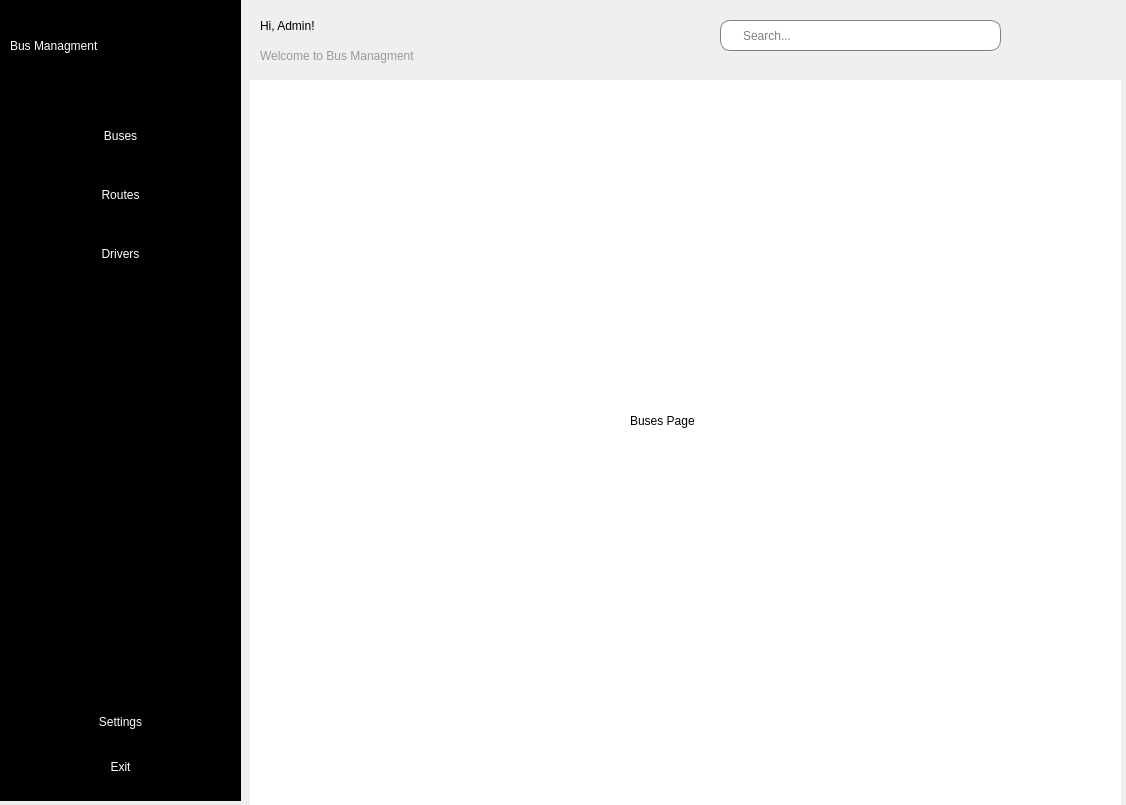
Old version of the form index.ui in the repository mykyta07/bus_management.
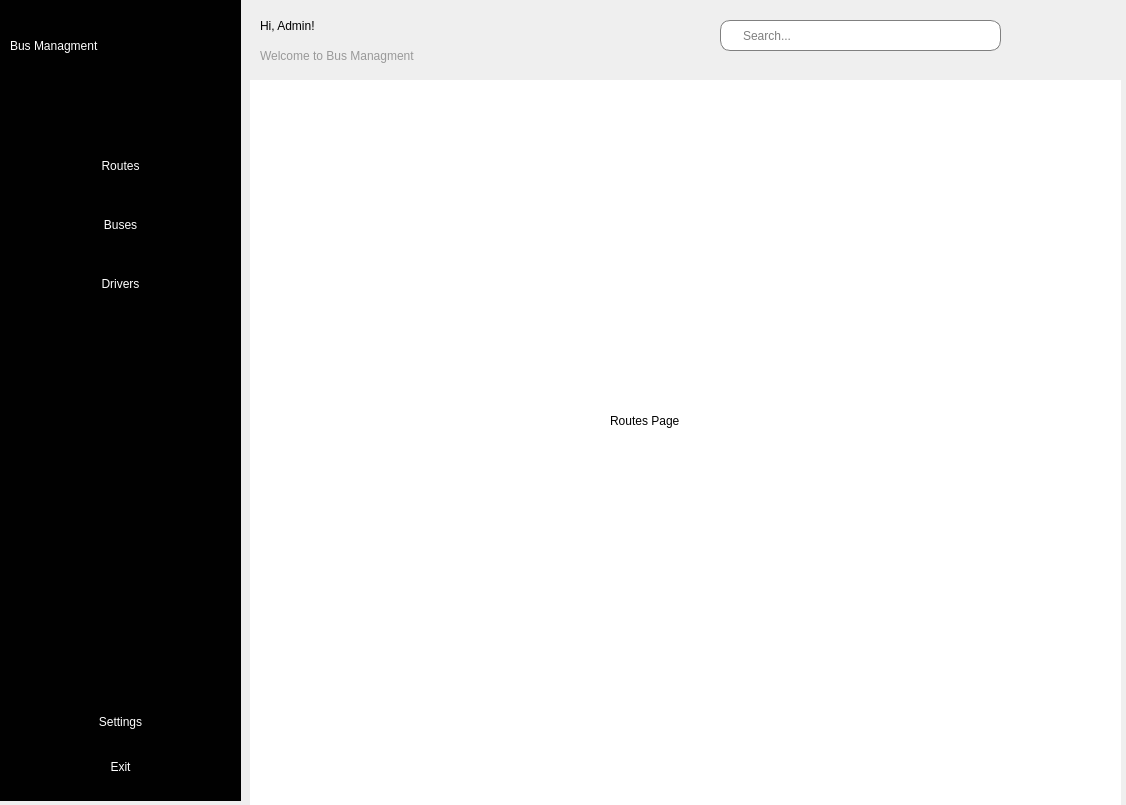
New version of the form. The open tabs and pages were chosen to show the change. Icons and pictures are not drawn.

What changed in the file:
```diff
--- a/index.ui
+++ b/index.ui
@@ -48,50 +48,12 @@
      <property name="geometry">
       <rect>
        <x>0</x>
-       <y>90</y>
+       <y>120</y>
        <width>241</width>
        <height>211</height>
       </rect>
      </property>
      <layout class="QVBoxLayout" name="verticalLayout">
-      <item>
-       <widget class="QPushButton" name="bus_button">
-        <property name="styleSheet">
-         <string notr="true">QPushButton:checked{
-	background-color:white;
-	color:black;
-}
-QPushButton{
-color: rgb(255, 255, 255);
-font: 14pt &quot;MS Shell Dlg 2&quot;;
-border: none;
-border-radius: 10px;
-margin-left: 10px;
-margin-right:10px;
-}
-</string>
-        </property>
-        <property name="text">
-         <string>Buses</string>
-        </property>
-        <property name="icon">
-         <iconset>
-          <normaloff>icons/bus-32.png</normaloff>icons/bus-32.png</iconset>
-        </property>
-        <property name="iconSize">
-         <size>
-          <width>30</width>
-          <height>30</height>
-         </size>
-        </property>
-        <property name="checkable">
-         <bool>true</bool>
-        </property>
-        <property name="autoExclusive">
-         <bool>true</bool>
-        </property>
-       </widget>
-      </item>
       <item>
        <widget class="QPushButton" name="routes_button">
         <property name="styleSheet">
@@ -113,8 +75,46 @@
          <string>Routes</string>
         </property>
         <property name="icon">
-         <iconset>
-          <normaloff>icons/point-objects-32.png</normaloff>icons/point-objects-32.png</iconset>
+         <iconset resource="resources.qrc">
+          <normaloff>:/icons/point-objects-32.png</normaloff>:/icons/point-objects-32.png</iconset>
+        </property>
+        <property name="iconSize">
+         <size>
+          <width>30</width>
+          <height>30</height>
+         </size>
+        </property>
+        <property name="checkable">
+         <bool>true</bool>
+        </property>
+        <property name="autoExclusive">
+         <bool>true</bool>
+        </property>
+       </widget>
+      </item>
+      <item>
+       <widget class="QPushButton" name="bus_button">
+        <property name="styleSheet">
+         <string notr="true">QPushButton:checked{
+	background-color:white;
+	color:black;
+}
+QPushButton{
+color: rgb(255, 255, 255);
+font: 14pt &quot;MS Shell Dlg 2&quot;;
+border: none;
+border-radius: 10px;
+margin-left: 10px;
+margin-right:10px;
+}
+</string>
+        </property>
+        <property name="text">
+         <string>Buses</string>
+        </property>
+        <property name="icon">
+         <iconset resource="resources.qrc">
+          <normaloff>:/icons/bus-32.png</normaloff>:/icons/bus-32.png</iconset>
         </property>
         <property name="iconSize">
          <size>
@@ -308,7 +308,42 @@
        </property>
       </widget>
      </widget>
-     <widget class="QWidget" name="page_2"/>
+     <widget class="QWidget" name="routes_page">
+      <widget class="QLabel" name="label_5">
+       <property name="geometry">
+        <rect>
+         <x>350</x>
+         <y>300</y>
+         <width>131</width>
+         <height>81</height>
+        </rect>
+       </property>
+       <property name="styleSheet">
+        <string notr="true">font: 14pt &quot;MS Shell Dlg 2&quot;;</string>
+       </property>
+       <property name="text">
+        <string>Routes Page</string>
+       </property>
+      </widget>
+     </widget>
+     <widget class="QWidget" name="drivers_page">
+      <widget class="QLabel" name="label_6">
+       <property name="geometry">
+        <rect>
+         <x>340</x>
+         <y>300</y>
+         <width>141</width>
+         <height>81</height>
+        </rect>
+       </property>
+       <property name="styleSheet">
+        <string notr="true">font: 14pt &quot;MS Shell Dlg 2&quot;;</string>
+       </property>
+       <property name="text">
+        <string>Drivers Page</string>
+       </property>
+      </widget>
+     </widget>
     </widget>
    </widget>
    <widget class="QWidget" name="header" native="true">
```
Left out of the diff: 18 changed lines with no effect on the pictures.
